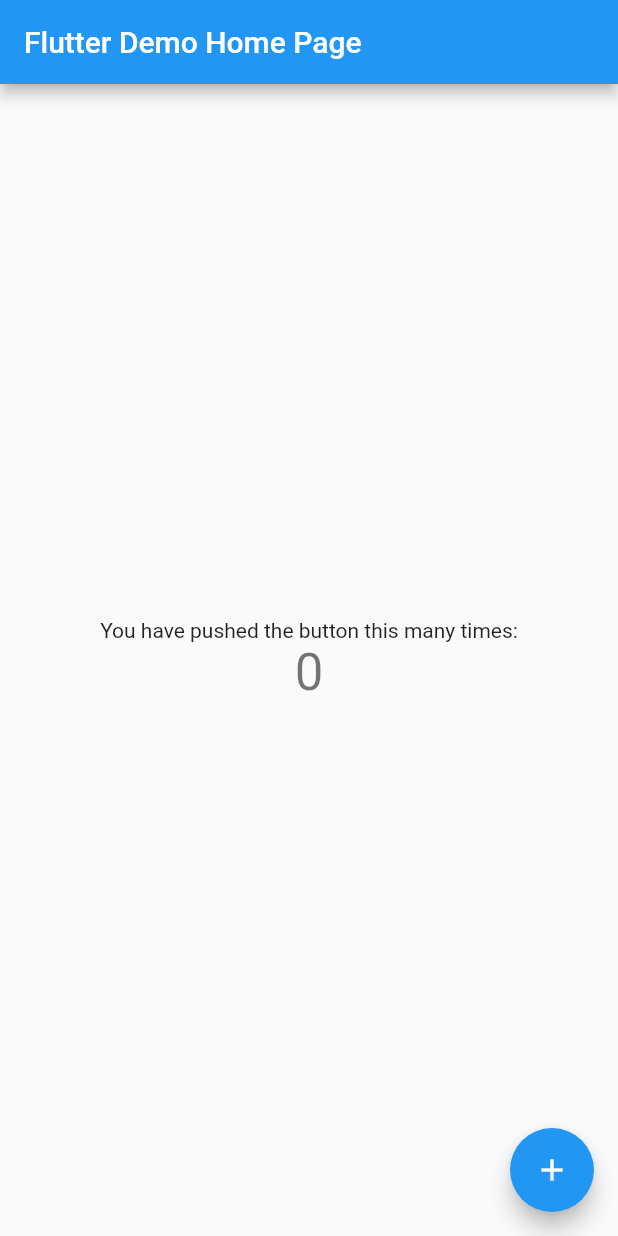
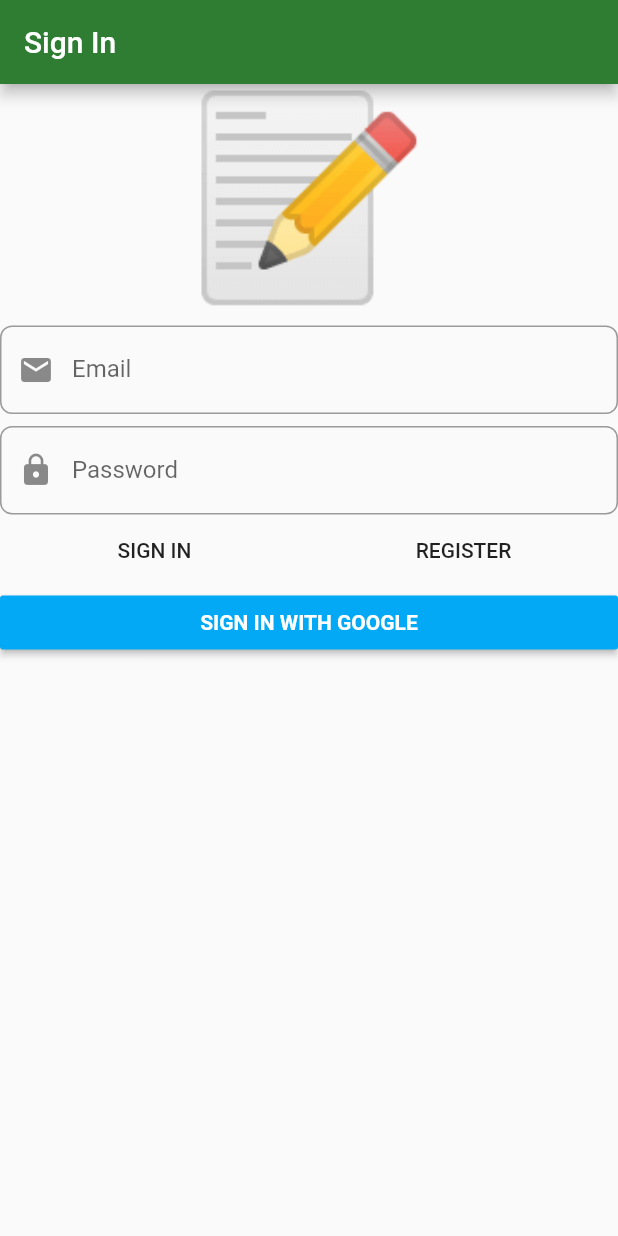
Before and after one commit to dupr0n/todo_firebase_ddd, a Flutter app: the screen it shows after launch, on a phone screen of 412 x 824 dp. Run offline on Flutter 3.47's test engine with Material 2 defaults, Android fonts, the phone set to English and light mode, and no system bars; our stand-ins replace bloc, dartz, firebase_auth, flushbar, flutter_bloc, freezed_annotation and 3 more; accounts and stored records are empty; generated files the repository leaves out were written again.

Commit message:
Added a sign in page UI

```diff
--- a/lib/main.dart
+++ b/lib/main.dart
@@ -2,69 +2,9 @@ import 'package:flutter/material.dart';
 import 'package:injectable/injectable.dart';
 
 import 'injection.dart';
+import 'presentation/core/app_widget.dart';
 
 void main() {
   configureInjection(Environment.prod);
-  runApp(MyApp());
+  runApp(AppWidget());
 }
-
-class MyApp extends StatelessWidget {
-  @override
-  Widget build(BuildContext context) {
-    return MaterialApp(
-      title: 'Flutter Demo',
-      theme: ThemeData(
-        primarySwatch: Colors.blue,
-        visualDensity: VisualDensity.adaptivePlatformDensity,
-      ),
-      home: const MyHomePage(title: 'Flutter Demo Home Page'),
-    );
-  }
-}
-
-class MyHomePage extends StatefulWidget {
-  const MyHomePage({Key key, this.title}) : super(key: key);
-
-  final String title;
-
-  @override
-  _MyHomePageState createState() => _MyHomePageState();
-}
-
-class _MyHomePageState extends State<MyHomePage> {
-  int _counter = 0;
-
-  void _incrementCounter() {
-    setState(() {
-      _counter++;
-    });
-  }
-
-  @override
-  Widget build(BuildContext context) {
-    return Scaffold(
-      appBar: AppBar(
-        title: Text(widget.title),
-      ),
-      body: Center(
-        child: Column(
-          mainAxisAlignment: MainAxisAlignment.center,
-          children: <Widget>[
-            const Text(
-              'You have pushed the button this many times:',
-            ),
-            Text(
-              '$_counter',
-              style: Theme.of(context).textTheme.headline4,
-            ),
-          ],
-        ),
-      ),
-      floatingActionButton: FloatingActionButton(
-        onPressed: _incrementCounter,
-        tooltip: 'Increment',
-        child: Icon(Icons.add),
-      ),
-    );
-  }
-}
--- /dev/null
+++ b/lib/presentation/core/app_widget.dart
@@ -0,0 +1,29 @@
+import 'package:flutter/material.dart';
+import 'package:flutter_bloc/flutter_bloc.dart';
+
+import '../../application/auth/sign_in_form/bloc/sign_in_form_bloc.dart';
+import '../../injection.dart';
+import '../sign_in/sign_in_page.dart';
+
+class AppWidget extends StatelessWidget {
+  @override
+  Widget build(BuildContext context) {
+    return MaterialApp(
+      title: 'Notes',
+      debugShowCheckedModeBanner: false,
+      theme: ThemeData.light().copyWith(
+        primaryColor: Colors.green[800],
+        accentColor: Colors.blueAccent,
+        inputDecorationTheme: InputDecorationTheme(
+          border: OutlineInputBorder(
+            borderRadius: BorderRadius.circular(8),
+          ),
+        ),
+      ),
+      home: BlocProvider(
+        create: (context) => getIt<SignInFormBloc>(),
+        child: SignInPage(),
+      ),
+    );
+  }
+}
--- /dev/null
+++ b/lib/presentation/sign_in/sign_in_page.dart
@@ -0,0 +1,15 @@
+import 'package:flutter/material.dart';
+
+import 'widgets/sign_in_form.dart';
+
+class SignInPage extends StatelessWidget {
+  @override
+  Widget build(BuildContext context) {
+    return Scaffold(
+      appBar: AppBar(
+        title: const Text('Sign In'),
+      ),
+      body: SignInForm(),
+    );
+  }
+}
--- /dev/null
+++ b/lib/presentation/sign_in/widgets/sign_in_form.dart
@@ -0,0 +1,111 @@
+import 'package:flushbar/flushbar.dart';
+import 'package:flushbar/flushbar_helper.dart';
+import 'package:flutter/material.dart';
+import 'package:flutter_bloc/flutter_bloc.dart';
+import 'package:todo_firebase_ddd/application/auth/sign_in_form/bloc/sign_in_form_bloc.dart';
+
+class SignInForm extends StatelessWidget {
+  @override
+  Widget build(BuildContext context) {
+    return BlocConsumer<SignInFormBloc, SignInFormState>(
+      builder: (context, state) {
+        final signInbloc = context.bloc<SignInFormBloc>();
+        return Form(
+          autovalidate: state.showErrorMessages,
+          child: ListView(
+            children: <Widget>[
+              const Text(
+                '📝',
+                textAlign: TextAlign.center,
+                style: TextStyle(fontSize: 130),
+              ),
+              const SizedBox(height: 8),
+              TextFormField(
+                decoration: const InputDecoration(
+                  prefixIcon: Icon(Icons.email),
+                  labelText: 'Email',
+                ),
+                autocorrect: false,
+                onChanged: (value) => signInbloc.add(SignInFormEvent.emailChanged(value)),
+                //#         Using [context.bloc<SignInFormBloc>().state] instead of state, as state contains previous value
+                validator: (_) => signInbloc.state.emailAddress.value.fold(
+                  (f) => f.maybeMap(
+                    invalidEmail: (_) => 'Invalid Email',
+                    orElse: () => null,
+                  ),
+                  (_) => null,
+                ),
+              ),
+              const SizedBox(height: 8),
+              TextFormField(
+                decoration: const InputDecoration(
+                  prefixIcon: Icon(Icons.lock),
+                  labelText: 'Password',
+                ),
+                autocorrect: false,
+                obscureText: true,
+                onChanged: (value) => signInbloc.add(SignInFormEvent.passwordChanged(value)),
+                validator: (_) => signInbloc.state.emailAddress.value.fold(
+                  (f) => f.maybeMap(
+                    shortPassword: (_) => 'Short Password',
+                    orElse: () => null,
+                  ),
+                  (_) => null,
+                ),
+              ),
+              Row(
+                children: <Widget>[
+                  Expanded(
+                    child: FlatButton(
+                      onPressed: () =>
+                          signInbloc.add(const SignInFormEvent.signInWithEmailAndPasswordPressed()),
+                      child: const Text('SIGN IN'),
+                    ),
+                  ),
+                  Expanded(
+                    child: FlatButton(
+                      onPressed: () => signInbloc
+                          .add(const SignInFormEvent.registerWithEmailAndPasswordPressed()),
+                      child: const Text('REGISTER'),
+                    ),
+                  ),
+                ],
+              ),
+              RaisedButton(
+                onPressed: () => signInbloc.add(const SignInFormEvent.signInWithGooglePressed()),
+                color: Colors.lightBlue,
+                child: const Text(
+                  'SIGN IN WITH GOOGLE',
+                  style: TextStyle(
+                    color: Colors.white,
+                    fontWeight: FontWeight.bold,
+                  ),
+                ),
+              )
+            ],
+          ),
+        );
+      },
+      listener: (context, state) {
+        state.authFailureOrSuccessOption.fold(
+          () {},
+          (either) => either.fold(
+            (failure) {
+              FlushbarHelper.createError(
+                message: failure.map(
+                  cancelledByUser: (_) => 'Cancelled',
+                  serverError: (_) => 'Server Error',
+                  emailAlreadyInUse: (_) => 'Email already in use',
+                  invalidEmailAndPassword: (_) => 'Invalid email and/or password',
+                ),
+              ).show(context);
+            },
+            (_) {
+              //  TODO: Navigate to new screen
+            },
+          ),
+        );
+      },
+    );
+  }
+}
--- a/pubspec.yaml
+++ b/pubspec.yaml
@@ -19,6 +19,7 @@ dependencies:
   google_sign_in: ^4.5.1
   get_it: ^4.0.4
   injectable: ^1.0.2
+  flushbar: ^1.10.4
 
   cupertino_icons: ^0.1.3
 
```
Also changed, not shown: pubspec.lock, 1 other file.
